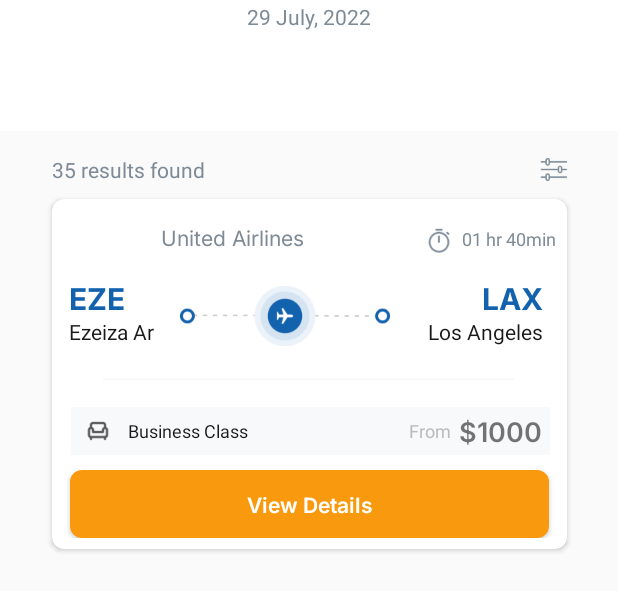
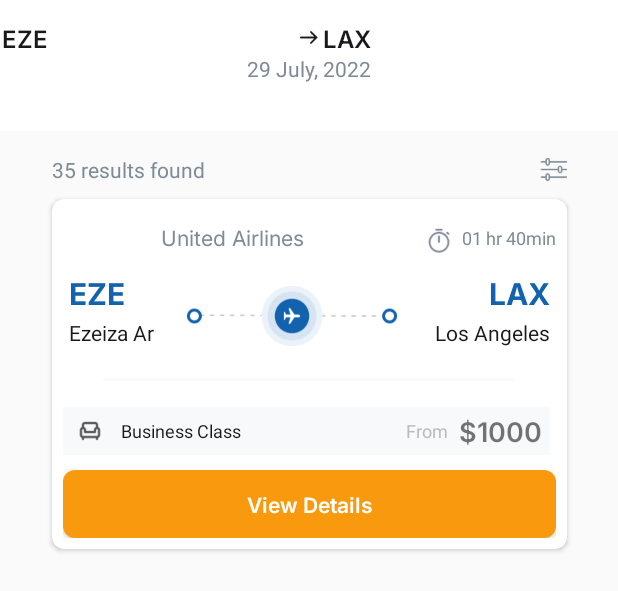
Before and after one commit to matiasaratano/flickeflight-BE4, an Android app: the layout flight_item.xml on its own in the app's theme, with its tools: preview values and no code run, on a phone screen of 412 x 824 dp. Shown: the top 591 px of the screen. Run offline under Robolectric (Android 15) with nearby library versions, the phone set to English and light mode, and no system bars; Roboto replaces fonts that are not available here.

Commit message:
ajustes para mejorar responsividad

```diff
--- a/app/src/main/res/layout/flight_item.xml
+++ b/app/src/main/res/layout/flight_item.xml
@@ -7,6 +7,12 @@
     tools:context=".activities.MainActivity">
 
     <!-- Header Layout -->
+    <TextView
+        android:id="@+id/textView2"
+        android:layout_width="wrap_content"
+        android:layout_height="wrap_content"
+        android:text="android:layout_width=&quot;wrap_content&quot;&#xA;            android:layout_height=&quot;wrap_content&quot;" />
+
     <androidx.constraintlayout.widget.ConstraintLayout
         android:id="@+id/header"
         android:layout_width="0dp"
@@ -28,22 +34,23 @@
             android:text="29 July, 2022"
             android:textColor="#7E8B97"
             android:textSize="14sp"
+            app:layout_constraintBottom_toBottomOf="@+id/car_icon"
             app:layout_constraintEnd_toEndOf="parent"
-            app:layout_constraintStart_toStartOf="parent"
-            tools:layout_editor_absoluteY="51dp" />
+            app:layout_constraintStart_toStartOf="parent" />
 
         <ImageView
             android:id="@+id/flight_arrow"
-            android:layout_width="15dp"
-            android:layout_height="15dp"
+            android:layout_width="12dp"
+            android:layout_height="22dp"
             android:src="@drawable/flecha"
-            app:layout_constraintBottom_toBottomOf="@id/arrival_airport_id"
-            tools:layout_editor_absoluteX="195dp" />
+            app:layout_constraintBottom_toBottomOf="@+id/departure_airport_id"
+            app:layout_constraintEnd_toEndOf="parent"
+            app:layout_constraintStart_toStartOf="parent" />
 
         <TextView
             android:id="@+id/departure_airport_id"
-            android:layout_width="30dp"
-            android:layout_height="19dp"
+            android:layout_width="wrap_content"
+            android:layout_height="wrap_content"
             android:fontFamily="@font/inter_semibold"
             android:gravity="center_vertical"
             android:text="EZE"
@@ -51,19 +58,18 @@
             android:textSize="16sp"
             app:layout_constraintBottom_toTopOf="@id/flight_date"
             tools:layout_constraintStart_toStartOf="@id/flight_date"
-            tools:layout_editor_absoluteX="151dp" />
+             />
 
         <TextView
             android:id="@+id/arrival_airport_id"
-            android:layout_width="33dp"
-            android:layout_height="19dp"
+            android:layout_width="wrap_content"
+            android:layout_height="wrap_content"
             android:fontFamily="@font/inter_semibold"
             android:text="LAX"
             android:textColor="#191919"
             android:textSize="16sp"
             app:layout_constraintBottom_toTopOf="@id/flight_date"
-            tools:layout_constraintEnd_toEndOf="@id/flight_date"
-            tools:layout_editor_absoluteX="209dp" />
+            app:layout_constraintEnd_toEndOf="@id/flight_date" />
 
         <ImageView
             android:id="@+id/car_icon"
@@ -177,8 +183,8 @@
 
             <TextView
                 android:id="@+id/arrival_airport"
-                android:layout_width="81dp"
-                android:layout_height="20dp"
+                android:layout_width="wrap_content"
+                android:layout_height="wrap_content"
                 android:layout_marginEnd="4dp"
                 android:layout_marginBottom="40dp"
                 android:text="Los Angeles"
@@ -189,8 +195,8 @@
 
             <TextView
                 android:id="@+id/departure_airport"
-                android:layout_width="62dp"
-                android:layout_height="20dp"
+                android:layout_width="wrap_content"
+                android:layout_height="wrap_content"
                 android:layout_marginStart="4dp"
                 android:layout_marginBottom="40dp"
                 android:text="Ezeiza Ar"
@@ -201,8 +207,8 @@
 
             <TextView
                 android:id="@+id/departure_airport_id"
-                android:layout_width="45dp"
-                android:layout_height="24dp"
+                android:layout_width="wrap_content"
+                android:layout_height="wrap_content"
                 android:layout_marginEnd="4dp"
                 android:layout_marginBottom="3dp"
                 android:fontFamily="@font/inter_bold"
@@ -215,8 +221,8 @@
 
             <TextView
                 android:id="@+id/arrival_airport_id"
-                android:layout_width="38dp"
-                android:layout_height="24dp"
+                android:layout_width="wrap_content"
+                android:layout_height="wrap_content"
                 android:layout_marginStart="4dp"
                 android:layout_marginBottom="3dp"
                 android:fontFamily="@font/inter_bold"
@@ -239,7 +245,7 @@
 
             <LinearLayout
                 android:id="@+id/sub_card_bottom"
-                android:layout_width="319dp"
+                android:layout_width="0dp"
                 android:layout_height="wrap_content"
                 android:layout_marginEnd="4dp"
                 android:layout_marginBottom="10dp"
@@ -247,6 +253,7 @@
                 android:gravity="center"
                 android:orientation="horizontal"
                 app:layout_constraintBottom_toTopOf="@id/book_button"
+                app:layout_constraintStart_toStartOf="parent"
                 app:layout_constraintEnd_toEndOf="parent">
 
                 <ImageView
@@ -290,10 +297,8 @@
 
             <Button
                 android:id="@+id/book_button"
-                android:layout_width="319dp"
+                android:layout_width="0dp"
                 android:layout_height="45dp"
-                android:layout_marginStart="16dp"
-                android:layout_marginEnd="16dp"
                 android:background="@drawable/rounded_button"
                 android:fontFamily="@font/inter_semibold"
                 android:text="View Details"
```
